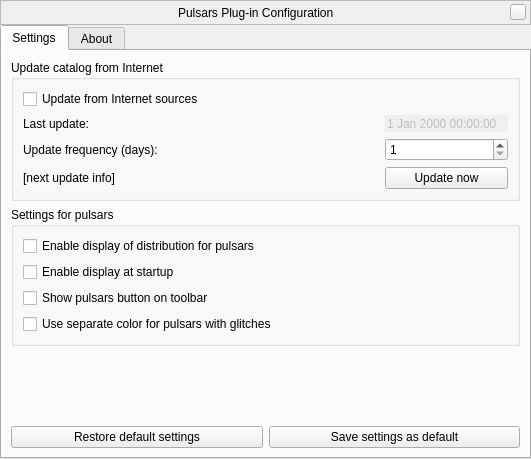
Above: plugins/Pulsars/src/gui/pulsarsDialog.ui from 519984307/stellarium_src before the change. Below: the same form after it.
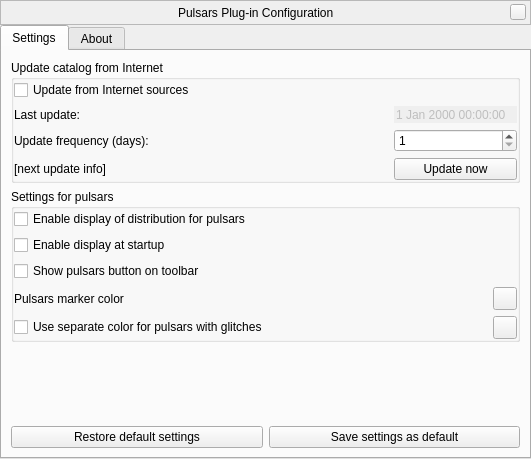
That is the form after the change. Custom widgets are drawn as their Qt base class.

Commit message: Updates in plugins (Exoplanets, Quasars, Pulsars)

```diff
--- a/plugins/Pulsars/src/gui/pulsarsDialog.ui
+++ b/plugins/Pulsars/src/gui/pulsarsDialog.ui
@@ -154,6 +154,18 @@
           <bool>false</bool>
          </property>
          <layout class="QVBoxLayout" name="verticalLayout_12">
+          <property name="leftMargin">
+           <number>0</number>
+          </property>
+          <property name="topMargin">
+           <number>0</number>
+          </property>
+          <property name="rightMargin">
+           <number>0</number>
+          </property>
+          <property name="bottomMargin">
+           <number>0</number>
+          </property>
           <item>
            <widget class="QCheckBox" name="internetUpdatesCheckbox">
             <property name="text">
@@ -244,6 +256,18 @@
           <bool>true</bool>
          </property>
          <layout class="QVBoxLayout" name="verticalLayout">
+          <property name="leftMargin">
+           <number>0</number>
+          </property>
+          <property name="topMargin">
+           <number>0</number>
+          </property>
+          <property name="rightMargin">
+           <number>0</number>
+          </property>
+          <property name="bottomMargin">
+           <number>0</number>
+          </property>
           <item>
            <widget class="QCheckBox" name="displayModeCheckBox">
             <property name="toolTip">
@@ -269,11 +293,32 @@
            </widget>
           </item>
           <item>
-           <widget class="QCheckBox" name="displaySeparateColorsCheckBox">
-            <property name="text">
-             <string>Use separate color for pulsars with glitches</string>
-            </property>
-           </widget>
+           <layout class="QHBoxLayout" name="horizontalLayout">
+            <item>
+             <widget class="QLabel" name="pulsarColorLabel">
+              <property name="text">
+               <string>Pulsars marker color</string>
+              </property>
+             </widget>
+            </item>
+            <item>
+             <widget class="QToolButton" name="pulsarMarkerColor"/>
+            </item>
+           </layout>
+          </item>
+          <item>
+           <layout class="QHBoxLayout" name="horizontalLayout_2">
+            <item>
+             <widget class="QCheckBox" name="displaySeparateColorsCheckBox">
+              <property name="text">
+               <string>Use separate color for pulsars with glitches</string>
+              </property>
+             </widget>
+            </item>
+            <item>
+             <widget class="QToolButton" name="pulsarGlitchesMarkerColor"/>
+            </item>
+           </layout>
           </item>
          </layout>
         </widget>
```
Left out of the diff: 3 changed lines with no effect on the pictures. The commit also changes 6 other files.
